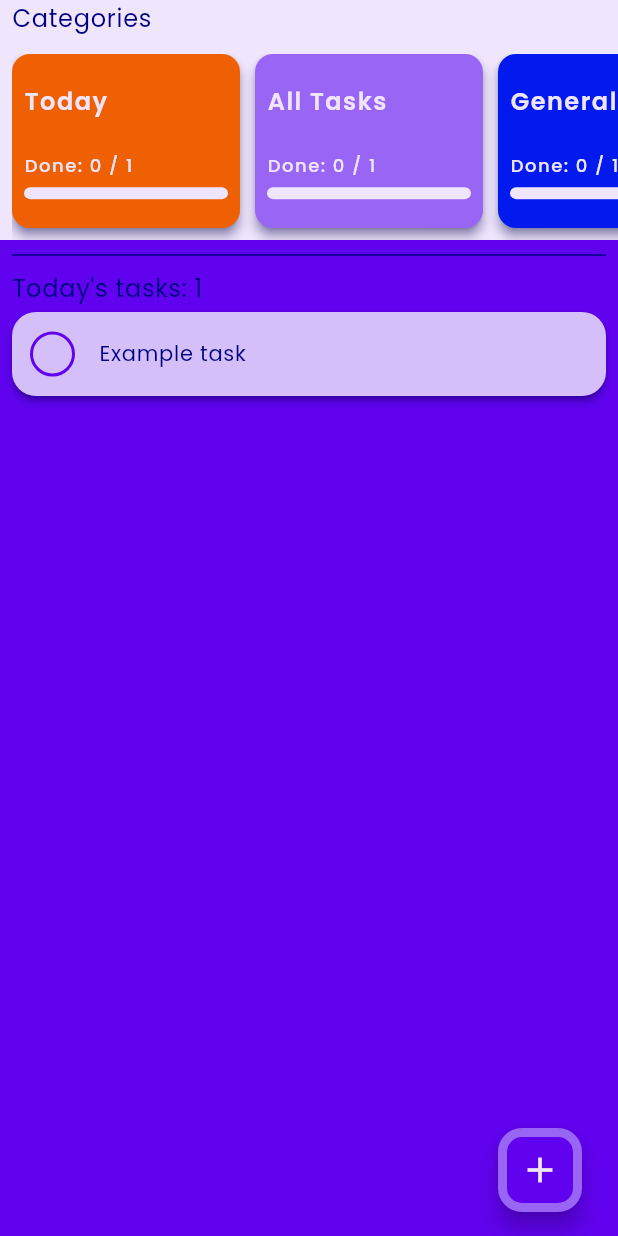
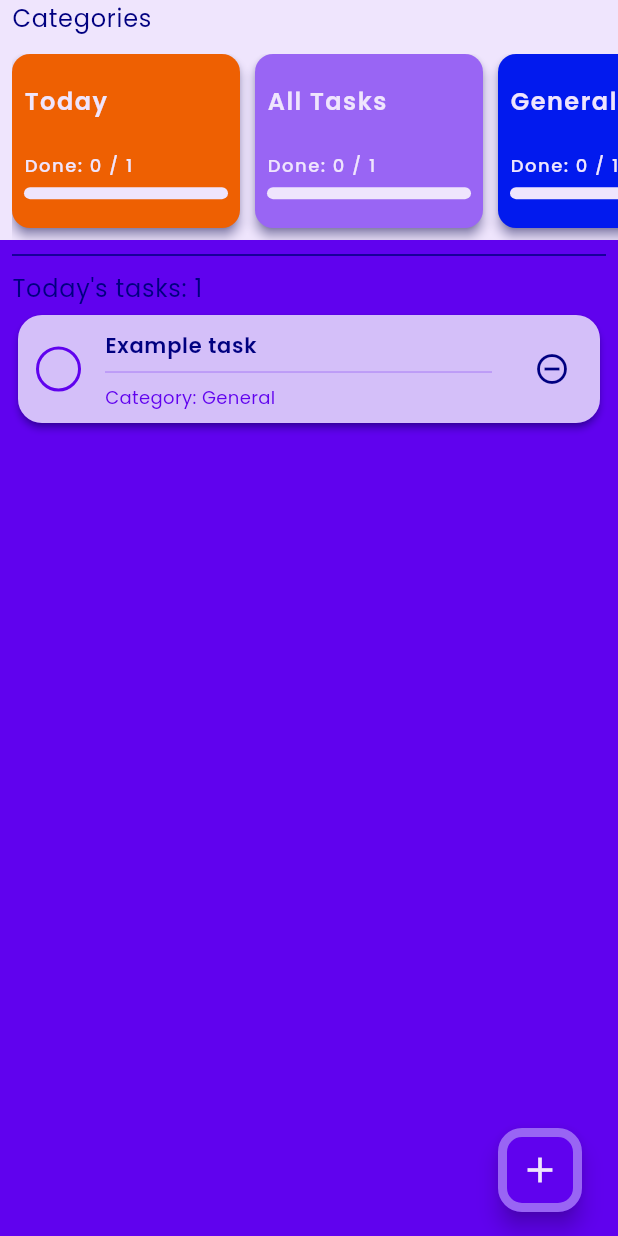
Before and after one commit to semiralharbi/how_about_now, a Flutter app: the screen it shows after launch, on a phone screen of 412 x 824 dp. Run offline on Flutter 3.47's test engine with Material 3 defaults, Android fonts, the phone set to English and light mode, and no system bars; drawn by our look-alikes of flutter_animate, skeletonizer; our stand-ins replace animated_bottom_navigation_bar, auto_route, bloc, cloud_firestore, firebase_core, flutter_bloc and 5 more; accounts and stored records are empty.

Commit message:
feat: add delete task

```diff
--- a/lib/presentation/pages/home_page/cubit/home_cubit.dart
+++ b/lib/presentation/pages/home_page/cubit/home_cubit.dart
@@ -40,4 +40,12 @@ class HomeCubit extends Cubit<HomeState> {
       emit(HomeState.error(e.error));
     }
   }
+
+  Future<void> deleteTask(String taskId) async {
+    try {
+      await _tasksRepository.deleteTask(taskId);
+    } on ApiException catch (e) {
+      emit(HomeState.error(e.error));
+    }
+  }
 }
--- a/lib/presentation/pages/home_page/widgets/task_list_tile.dart
+++ b/lib/presentation/pages/home_page/widgets/task_list_tile.dart
@@ -7,47 +7,51 @@ import 'package:how_about_now/presentation/theme/app_colors.dart';
 import 'package:how_about_now/presentation/utils/enums/context_extensions.dart';
 import 'package:how_about_now/presentation/widgets/custom_checkbox.dart';
 
-class TaskListTile extends StatefulWidget {
+class TaskListTile extends StatelessWidget {
   const TaskListTile({super.key, required this.task});
 
   final TaskDto task;
 
   @override
-  State<TaskListTile> createState() => _TaskListTileState();
-}
+  Widget build(BuildContext context) {
+    final isCompleted = context.watch<HomeCubit>().state.whenOrNull(
+              loaded: (tasks, _) => tasks.firstWhere((cubitTask) => cubitTask.id == task.id).isCompleted,
+            ) ??
+        false;
 
-class _TaskListTileState extends State<TaskListTile> {
-  late bool _checkboxValue;
-
-  @override
-  void initState() {
-    super.initState();
-    _checkboxValue = widget.task.isCompleted;
-  }
-
-  @override
-  Widget build(BuildContext context) => Padding(
-        padding: const EdgeInsets.symmetric(horizontal: 8, vertical: 4),
+    return Padding(
+      padding: const EdgeInsets.symmetric(horizontal: 12, vertical: 6),
       child: Material(
         elevation: 2,
         shape: RoundedRectangleBorder(
           borderRadius: BorderRadius.circular(16),
         ),
         child: ListTile(
-            onTap: () {
-              setState(() {
-                _checkboxValue = !_checkboxValue;
-              });
-              context.read<HomeCubit>().completeTask(taskId: widget.task.id, isCompleted: _checkboxValue);
-            },
+          onTap: () => context.read<HomeCubit>().completeTask(taskId: task.id, isCompleted: !isCompleted),
           contentPadding: const EdgeInsets.only(left: 12),
-            leading: CustomCheckbox(checkboxValue: _checkboxValue),
-            title: Text(
-              widget.task.title,
+          leading: CustomCheckbox(checkboxValue: isCompleted),
+          title: Column(
+            crossAxisAlignment: CrossAxisAlignment.start,
+            children: [
+              Text(
+                task.title,
                 style: context.tht.labelMedium?.copyWith(
-                decoration: _checkboxValue ? TextDecoration.lineThrough : null,
+                  fontWeight: FontWeight.w600,
+                  decoration: isCompleted ? TextDecoration.lineThrough : null,
                 ),
               ),
+              const Divider(color: AppColors.primary300, thickness: 0.5),
+            ],
+          ),
+          trailing: Padding(
+            padding: const EdgeInsets.only(right: 8),
+            child: IconButton(
+              icon: const Icon(Icons.remove_circle_outline),
+              onPressed: () => context.read<HomeCubit>().deleteTask(task.id),
+            ),
+          ),
+          subtitle: Text(context.tr.homePage_taskCategory(task.category)),
+          subtitleTextStyle: context.tht.bodyMedium?.copyWith(color: AppColors.primary500),
           splashColor: AppColors.primary300,
           tileColor: AppColors.primary100,
           shape: RoundedRectangleBorder(
@@ -57,3 +61,4 @@ class _TaskListTileState extends State<TaskListTile> {
       ),
     ).animate().slideX(duration: 300.ms, begin: -1);
   }
+}
--- a/lib/presentation/utils/translation/l10n/intl_en.arb
+++ b/lib/presentation/utils/translation/l10n/intl_en.arb
@@ -2,6 +2,7 @@
   "homePage_categories": "Categories",
   "homePage_todayTasks": "Today's tasks: {String}",
   "homePage_doneTasks": "Done: {int} / {double}",
+  "homePage_taskCategory": "Category: {String}",
   "addTaskPage_generalGroup": "General",
   "addTaskPage_textFieldLabel": "Enter new task",
   "addTaskCategory_textFieldLabel": "Enter new category name",
```
Also changed, not shown: lib/presentation/utils/translation/generated/intl/messages_en.dart, lib/presentation/utils/translation/generated/l10n.dart, 2 other files. Lines whose indentation alone changed are shown as unchanged.
